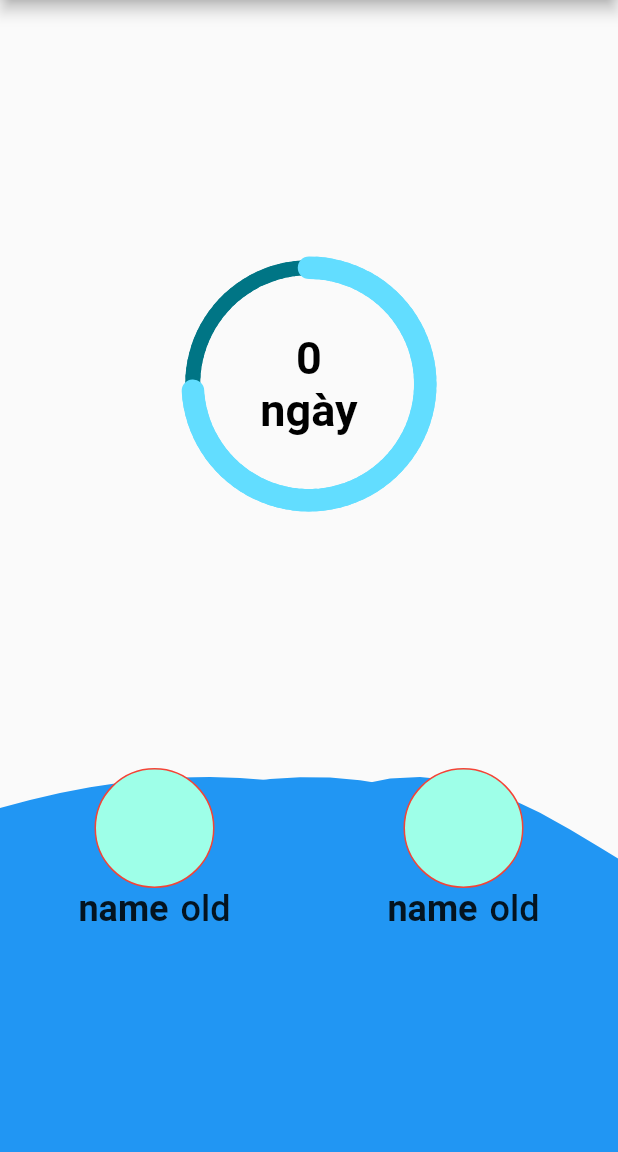
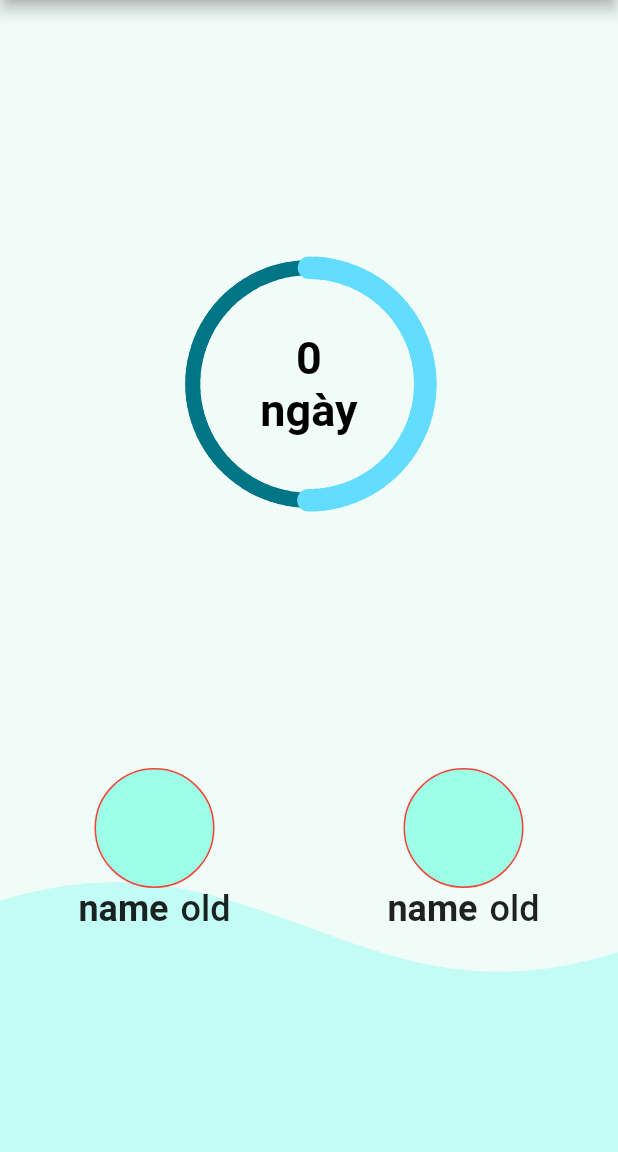
Before and after one commit to lluciper/luinlove, a Flutter app: the screen it shows after launch, on a phone screen of 412 x 824 dp, the part 84-1236 px from its top. Run offline on Flutter 3.47's test engine with Material 2 defaults, Android fonts, the light colour scheme and no system bars; drawn by our look-alikes of carousel_slider, step_progress_indicator; our stand-ins replace equatable, firebase_core, firebase_messaging, flutter_bloc, flutter_local_notifications, freezed_annotation and 3 more; missing offline and left inert: time_machine; accounts and stored records are empty; project files that could hold a hidden picture were left out.

Commit message:
save local data, change wave animation

```diff
--- a/lib/components/wave/wave_animation.dart
+++ b/lib/components/wave/wave_animation.dart
@@ -1,6 +1,8 @@
 import 'dart:math';
 
 import 'package:flutter/material.dart';
+
+import '../../utils/utils.dart';
 
 // class WaveAnimation extends StatefulWidget {
 //   const WaveAnimation({super.key});
@@ -167,7 +169,7 @@ class _WaveAnimationState extends State<WaveAnimation>
     super.initState();
     animationController =
         AnimationController(vsync: this, duration: const Duration(seconds: 3));
-    animationController.repeat(reverse: true);
+    animationController.repeat();
   }
 
   @override
@@ -180,25 +182,7 @@ class _WaveAnimationState extends State<WaveAnimation>
           Container(
             alignment: Alignment.bottomCenter,
             child: CustomPaint(
-              size: Size(width + 100, 400),
-              painter: WavePainter(
-                controller: animationController,
-              ),
-            ),
-          ),
-          Container(
-            alignment: Alignment.bottomCenter,
-            child: CustomPaint(
-              size: Size(width + 300, 400),
-              painter: WavePainter(
-                controller: animationController,
-              ),
-            ),
-          ),
-          Container(
-            alignment: Alignment.bottomCenter,
-            child: CustomPaint(
-              size: Size(width + 500, 400),
+              size: Size(width + 100, 300),
               painter: WavePainter(
                 controller: animationController,
               ),
@@ -217,7 +201,7 @@ class WavePainter extends CustomPainter {
   @override
   void paint(Canvas canvas, Size size) {
     var paint = Paint()
-      ..color = Colors.blue
+      ..color = AppColors.red500.withOpacity(0.2)
       ..style = PaintingStyle.fill;
 
     var path = Path();
@@ -225,7 +209,7 @@ class WavePainter extends CustomPainter {
 
     for (var x = 0.0; x <= size.width; x += 20) {
       var sine = sin((x / size.width) * 2 * pi + controller.value * 2 * pi);
-      var waveHeight = y + sine * 50;
+      var waveHeight = y + sine * 30;
       path.lineTo(x, waveHeight);
     }
 
--- a/lib/cubit/home/home_state.dart
+++ b/lib/cubit/home/home_state.dart
@@ -6,21 +6,25 @@ class HomeState extends Equatable {
     this.saveDate,
     this.changeDate,
     this.information,
+    this.path,
   });
 
   final DateTime? saveDate;
   final DateTime? changeDate;
   final UserModel? information;
+  final String? path;
 
   HomeState copyWith({
     DateTime? saveDate,
     DateTime? changeDate,
     UserModel? information,
+    String? path,
   }) {
     return HomeState(
       saveDate: saveDate ?? this.saveDate,
       changeDate: changeDate ?? this.changeDate,
       information: information ?? this.information,
+      path: path ?? this.path,
     );
   }
 
@@ -29,5 +33,6 @@ class HomeState extends Equatable {
         saveDate,
         changeDate,
         information,
+        path,
       ];
 }
--- a/lib/ui/home/home_screen.dart
+++ b/lib/ui/home/home_screen.dart
@@ -1,3 +1,5 @@
+import 'dart:io';
+
 import 'package:carousel_slider/carousel_slider.dart';
 import 'package:flutter/material.dart';
 import 'package:flutter_bloc/flutter_bloc.dart';
@@ -31,11 +33,32 @@ class _HomeScreenState extends State<HomeScreen> {
       appBar: AppBar(
         title: Text(widget.title),
       ),
-      body: SizedBox(
+      body: BlocBuilder<HomeCubit, HomeState>(
+        builder: (context, state) {
+          return SizedBox(
               width: double.infinity,
               height: double.infinity,
               child: Stack(
                 children: [
+                  Positioned(
+                    child: InkWell(
+                      onTap: () async {
+                        context.read<HomeCubit>().chooseImages();
+                      },
+                      child: Container(
+                        width: double.infinity,
+                        height: double.infinity,
+                        color: AppColors.pink50.withOpacity(0.1),
+                        child:
+                            state.path != null && File(state.path!).existsSync()
+                                ? Image.file(
+                                    File(state.path!),
+                                    fit: BoxFit.fill,
+                                  )
+                                : const SizedBox.shrink(),
+                      ),
+                    ),
+                  ),
                   const Positioned(
                     bottom: 0,
                     child: WaveAnimation(),
@@ -50,8 +73,8 @@ class _HomeScreenState extends State<HomeScreen> {
                       Flexible(
                         flex: 4,
                         child: CarouselSlider(
-                      options:
-                          CarouselOptions(height: 400.0, viewportFraction: 1),
+                          options: CarouselOptions(
+                              height: 400.0, viewportFraction: 1),
                           items: [1, 2].map((i) {
                             return Builder(
                               builder: (BuildContext context) {
@@ -83,7 +106,9 @@ class _HomeScreenState extends State<HomeScreen> {
                     ],
                   ),
                 ],
-          )),
+              ));
+        },
+      ),
     );
   }
 
--- a/lib/ui/home/slider_one.dart
+++ b/lib/ui/home/slider_one.dart
@@ -34,7 +34,7 @@ class SliderOne extends StatelessWidget {
             children: [
               CircularStepProgressIndicator(
                 totalSteps: 100,
-                currentStep: 74,
+                currentStep: 50,
                 stepSize: 10,
                 selectedColor: AppColors.pink600,
                 unselectedColor: AppColors.pink200,
@@ -100,8 +100,10 @@ class SliderOne extends StatelessWidget {
                                   splashColor: AppColors.transparent,
                                   highlightColor: AppColors.transparent,
                                   onTap: () {
-                                    context.read<HomeCubit>().saveInformation(
-                                        typeSave: TypeSave.SaveDate);
+                                    context
+                                        .read<HomeCubit>()
+                                        .saveInfoAndSaveLocal(
+                                            typeSave: TypeSave.SaveDate);
                                     Navigator.of(context).pop();
                                   },
                                   child: Container(
--- a/lib/utils/string_app.dart
+++ b/lib/utils/string_app.dart
@@ -1,4 +1,5 @@
 class AppStrings {
+  static const String keySave = 'DATA_MODEL';
   static const String year = 'Năm';
   static const String month = 'Tháng';
   static const String week = 'Tuần';
--- a/pubspec.yaml
+++ b/pubspec.yaml
@@ -30,12 +30,15 @@ dependencies:
   json_annotation: ^4.8.1
 
   # Local storage
-  shared_preferences: ^2.2.0
+  shared_preferences: ^2.2.1
 
   # Firebase
   firebase_core: ^2.14.0
   firebase_messaging: ^14.6.4
   flutter_local_notifications: ^15.0.1+1
+
+  # Picking image
+  image_picker: ^1.0.4
 
 dev_dependencies:
   flutter_test:
```
Also changed, not shown: lib/cubit/home/home_cubit.dart (+31 -3 lines), lib/utils/shared_pref.dart (added, +16 -0 lines), pubspec.lock, 7 other files. Lines whose indentation alone changed are shown as unchanged.
